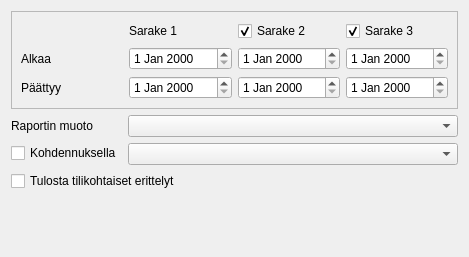
artoh/kitupiikki, file kitupiikki/raportti/muokattavaraportti.ui: the form before one commit.
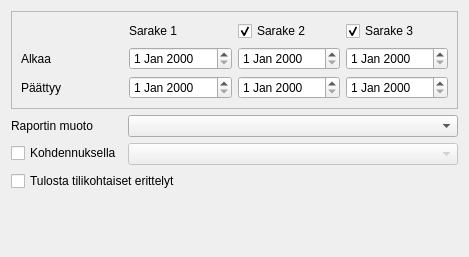
The form after the commit.

Diff of the .ui file:
```diff
--- a/kitupiikki/raportti/muokattavaraportti.ui
+++ b/kitupiikki/raportti/muokattavaraportti.ui
@@ -130,7 +130,11 @@
       </widget>
      </item>
      <item row="1" column="1">
-      <widget class="QComboBox" name="kohdennusCombo"/>
+      <widget class="QComboBox" name="kohdennusCombo">
+       <property name="enabled">
+        <bool>false</bool>
+       </property>
+      </widget>
      </item>
     </layout>
    </item>
```
Left out of the diff: 16 changed lines with no effect on the pictures.
